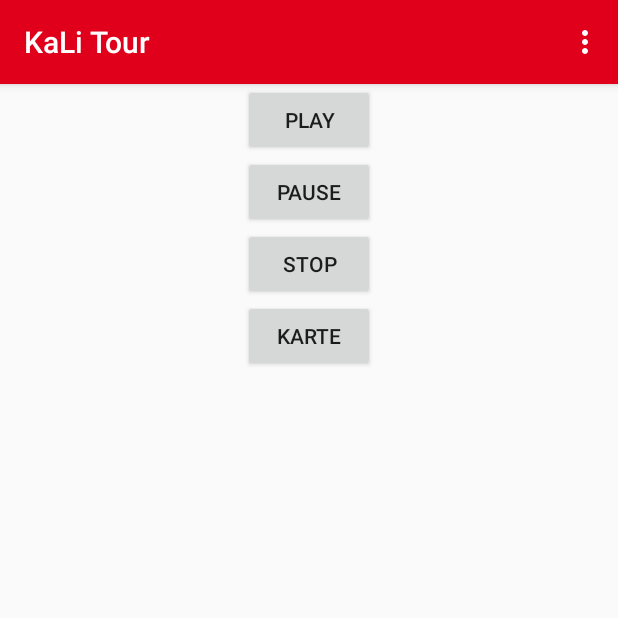
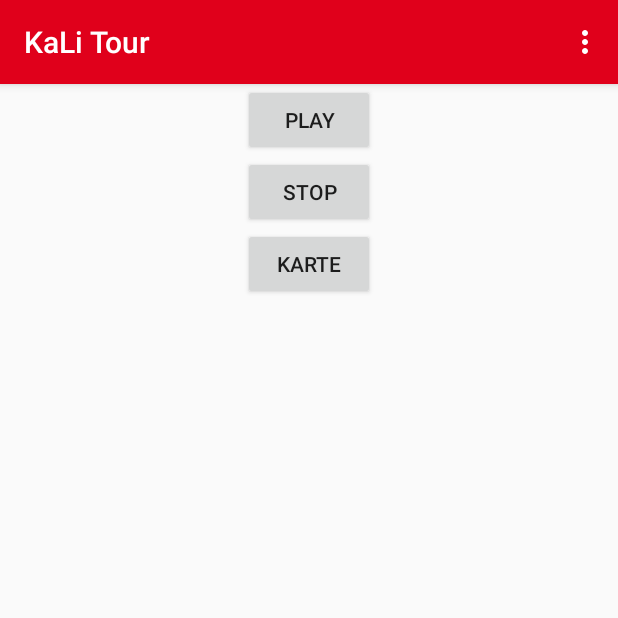
Before and after one commit to Volker89/KaLiTour, an Android app: the fragment Fragment3 placed in its activity, on a phone screen of 412 x 824 dp, the top half of it. Run offline under Robolectric (Android 15) with nearby library versions, the phone set to English and light mode, and no system bars; libraries missing offline, so code that uses them is left out: com.mapbox.mapboxsdk, com.mapbox.services; plain views replace MapView; 16 statements that could not run were skipped.

Commit message:
Play/Pause Funktion

```diff
--- a/app/src/main/java/kaliapps/kalitour/Fragment3.java
+++ b/app/src/main/java/kaliapps/kalitour/Fragment3.java
@@ -22,7 +22,6 @@ public class Fragment3 extends Fragment {
         Button play, pause, stop;
 
         play = (Button) rootView.findViewById(R.id.play);
-        pause = (Button) rootView.findViewById(R.id.pause);
         stop = (Button) rootView.findViewById(R.id.stop);
 
         final MediaPlayer sound = MediaPlayer.create(getActivity(), R.raw.hund);
@@ -34,11 +33,10 @@ public class Fragment3 extends Fragment {
             }
         });
 
-        pause.setOnClickListener(new View.OnClickListener() {
+        stop.setOnClickListener(new View.OnClickListener() {
             @Override
             public void onClick(View v) {
                 sound.pause();
-                int length = sound.getCurrentPosition();
             }
         });
 
--- a/app/src/main/res/layout/frag3.xml
+++ b/app/src/main/res/layout/frag3.xml
@@ -8,13 +8,6 @@
         android:layout_height="wrap_content"
         android:text="Play"
         android:id="@+id/play"
-        android:layout_gravity="center_horizontal" />
-
-    <Button
-        android:layout_width="wrap_content"
-        android:layout_height="wrap_content"
-        android:text="Pause"
-        android:id="@+id/pause"
         android:layout_gravity="center_horizontal" />
 
     <Button
```
